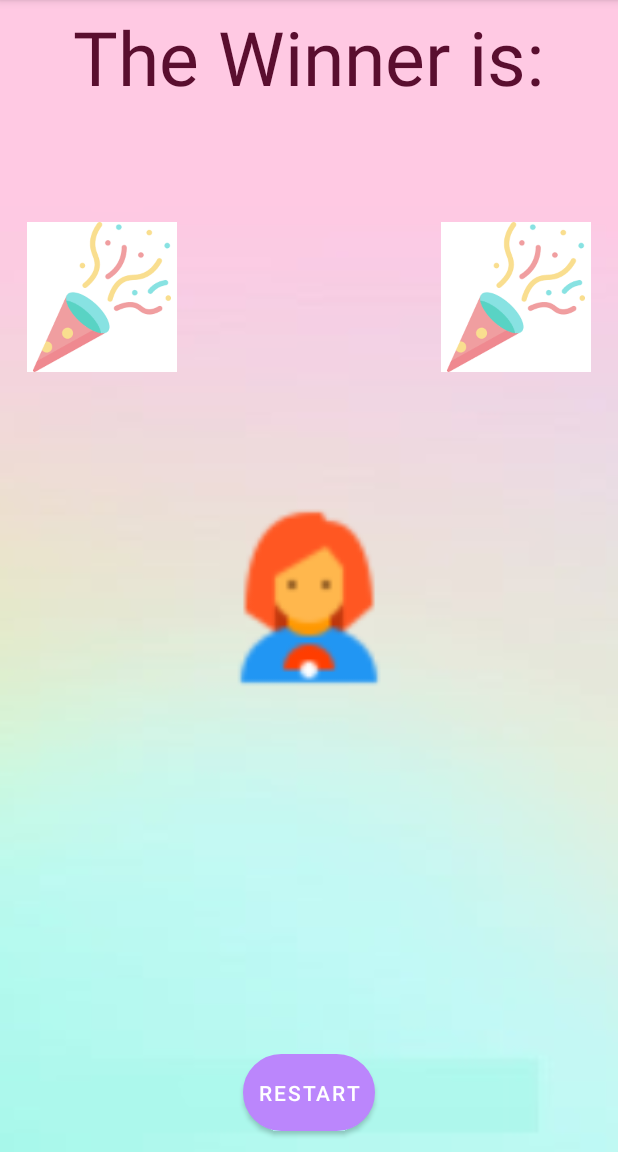
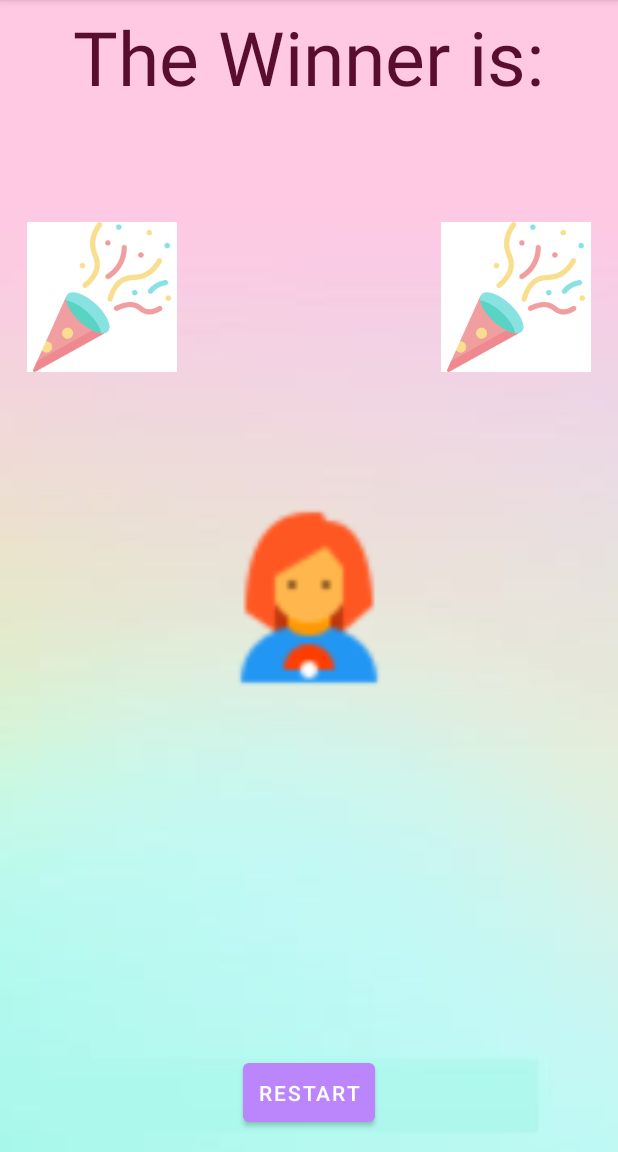
Before and after one commit to hilaperi/Hw2, an Android app: the WinPage screen opened directly, with no data from a screen before it, on a phone screen of 412 x 824 dp, the part 84-1236 px from its top. Run offline under Robolectric (Android 15) with nearby library versions, the light colour scheme and no system bars; 6 statements that could not run were skipped.

Commit message:
Done!
Done!

```diff
--- a/app/src/main/res/drawable/circle_corners_button.xml
+++ /dev/null
@@ -1,24 +0,0 @@
-<?xml version="1.0" encoding="utf-8"?>
-<selector xmlns:android="http://schemas.android.com/apk/res/android">
-    <item android:state_pressed="true">
-        <shape android:shape="rectangle">
-            <corners android:radius="200dip" />
-            <stroke android:width="1dip" android:color="#5e7974" />
-            <gradient android:angle="-90" android:startColor="#345953" android:endColor="#689a92" />
-        </shape>
-    </item>
-    <item android:state_focused="true">
-        <shape android:shape="rectangle">
-            <corners android:radius="200dip" />
-            <stroke android:width="1dip" android:color="#5e7974" />
-            <solid android:color="#58857e" />
-        </shape>
-    </item>
-    <item>
-        <shape android:shape="rectangle">
-            <corners android:radius="200dip" />
-            <stroke android:width="1dip" android:color="#5e7974" />
-            <gradient android:angle="-90" android:startColor="@color/dark_green_700" android:endColor="@color/dark_green_500" />
-        </shape>
-    </item>
-</selector>
--- a/app/src/main/res/layout/activity_winner_page.xml
+++ b/app/src/main/res/layout/activity_winner_page.xml
@@ -80,7 +80,7 @@
             android:text="@string/restart"
             android:textColor="@color/white"
             android:layout_gravity="center"
-            android:background="@drawable/circle_corners_button" />
+           />
 
     </LinearLayout>
 </RelativeLayout>
```
Also changed, not shown: app/build.gradle (+8 -0 lines), app/src/main/java/hila/peri/hw2/views/AdapterRecord.java (+9 -8 lines), app/src/main/res/drawable/ic_replay.xml (deleted, +0 -10 lines), app/src/main/res/drawable/play_button_timer.xml (deleted, +0 -10 lines).
